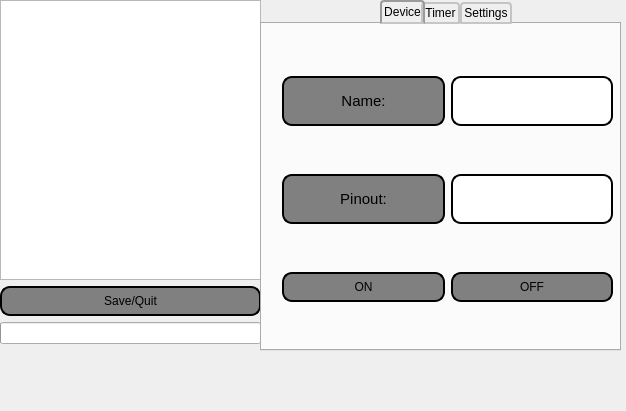
xxBeWolfxx/house_manager, file MenuForm.ui: the form before one commit.
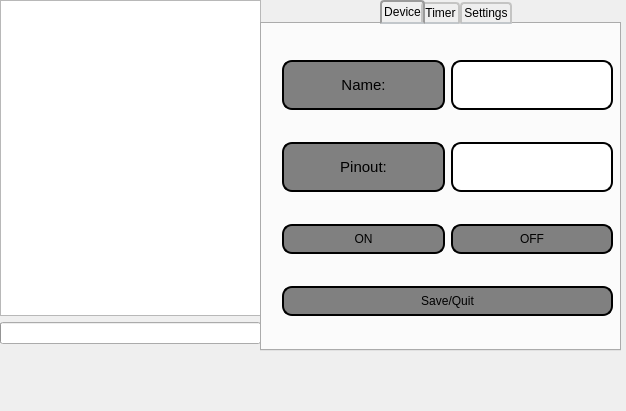
The form after the commit. The open tabs and pages were chosen to show the change.

Commit message: Improve pushbuttons, add Arduino button

Patch:
```diff
--- a/MenuForm.ui
+++ b/MenuForm.ui
@@ -37,19 +37,6 @@
     <item>
      <widget class="QListWidget" name="timerlist"/>
     </item>
-    <item>
-     <widget class="QPushButton" name="Button_save_quit">
-      <property name="minimumSize">
-       <size>
-        <width>0</width>
-        <height>30</height>
-       </size>
-      </property>
-      <property name="text">
-       <string>Save/Quit</string>
-      </property>
-     </widget>
-    </item>
     <item>
      <widget class="QProgressBar" name="progressBar">
       <property name="value">
@@ -331,6 +318,23 @@
         </item>
        </layout>
       </item>
+      <item>
+       <layout class="QVBoxLayout" name="verticalLayout_2">
+        <item>
+         <widget class="QPushButton" name="Button_save_quit">
+          <property name="minimumSize">
+           <size>
+            <width>0</width>
+            <height>30</height>
+           </size>
+          </property>
+          <property name="text">
+           <string>Save/Quit</string>
+          </property>
+         </widget>
+        </item>
+       </layout>
+      </item>
      </layout>
     </widget>
    </widget>
```
Left out of the diff: 2 changed lines with no effect on the pictures. The commit also changes 10 other files.
